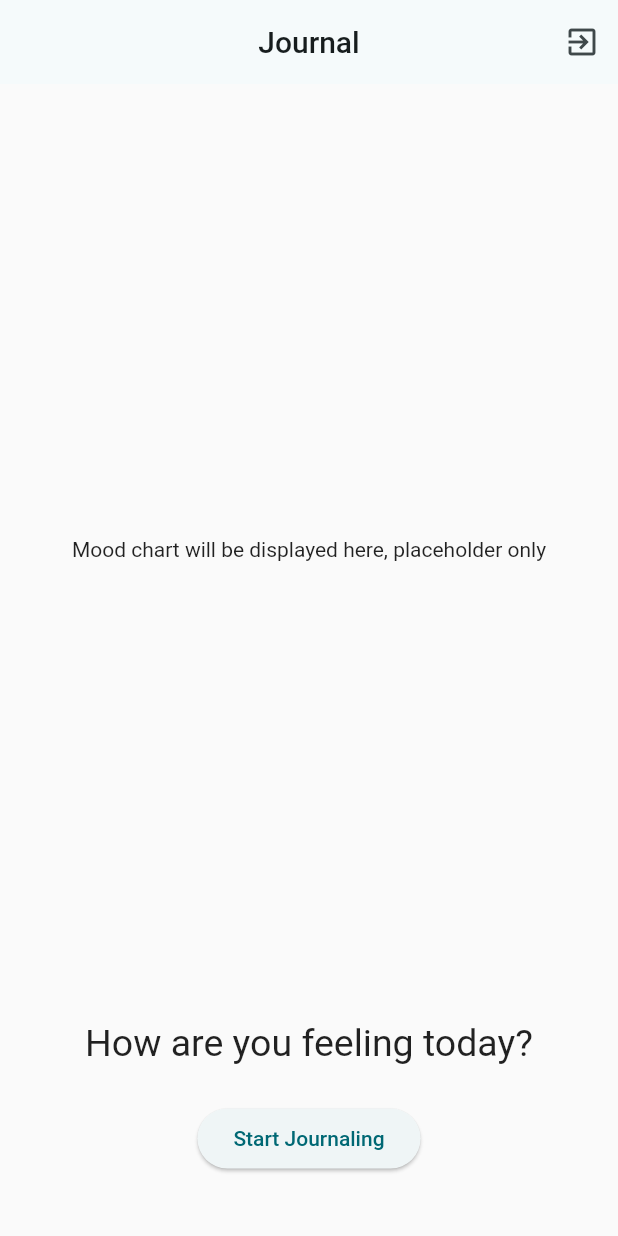
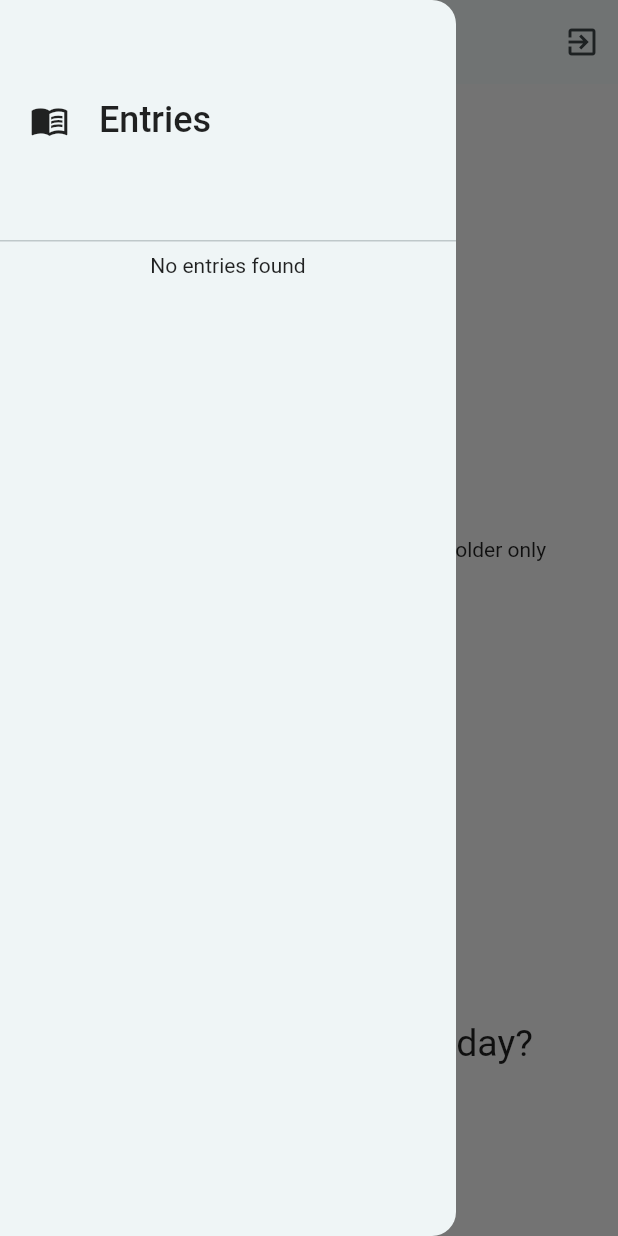
Before and after one commit to Bantjes06/FlutterHealthJournalApp, a Flutter app: the screen it shows once a user with an empty profile is signed in, with the side drawer open (before the commit the screen has no drawer), on a phone screen of 412 x 824 dp. Run offline on Flutter 3.47's test engine with Material 2 defaults, Android fonts, the phone set to English and light mode, and no system bars; our stand-ins replace cloud_firestore, firebase_auth, firebase_core; accounts and stored records are empty.

Commit message:
Drawer with entries added, error to be fixed

```diff
--- a/lib/screens/home_screen.dart
+++ b/lib/screens/home_screen.dart
@@ -1,6 +1,7 @@
 import 'package:flutter/material.dart';
 import 'package:firebase_auth/firebase_auth.dart';
 import 'package:mental_health/screens/journal_screen.dart';
+import 'package:mental_health/widgets/drawer.dart';
 
 class HomeScreen extends StatelessWidget {
   const HomeScreen({super.key});
@@ -10,6 +11,7 @@ class HomeScreen extends StatelessWidget {
     return Scaffold(
       appBar: AppBar(
         title: const Text('Journal'),
+
         centerTitle: true,
         actions: [
           IconButton(
@@ -19,6 +21,7 @@ class HomeScreen extends StatelessWidget {
               icon: const Icon(Icons.exit_to_app))
         ],
       ),
+      drawer: const MainDrawer(),
       body: Padding(
         padding: const EdgeInsets.only(top: 20),
         child: Center(
--- /dev/null
+++ b/lib/widgets/drawer.dart
@@ -0,0 +1,107 @@
+import 'package:flutter/material.dart';
+import 'package:firebase_auth/firebase_auth.dart';
+import 'package:cloud_firestore/cloud_firestore.dart';
+import 'package:intl/intl.dart';
+
+class MainDrawer extends StatefulWidget {
+  const MainDrawer({super.key});
+
+  @override
+  State<MainDrawer> createState() => _MainDrawerState();
+}
+
+class _MainDrawerState extends State<MainDrawer> {
+  final _firestore = FirebaseFirestore.instance;
+  final _auth = FirebaseAuth.instance;
+  late User loggedInUser;
+
+  @override
+  void initState() {
+    super.initState();
+    getCurrentUser();
+  }
+
+  void getCurrentUser() async {
+    try {
+      final user = _auth.currentUser;
+      if (user != null) {
+        loggedInUser = user;
+      }
+    } catch (e) {
+      print(e);
+    }
+  }
+
+  @override
+  Widget build(BuildContext context) {
+    return Drawer(
+      child: Column(
+        children: [
+          const DrawerHeader(
+            padding: EdgeInsets.all(20),
+            child: Row(
+              children: [
+                Icon(
+                  Icons.menu_book,
+                  size: 26,
+                ),
+                SizedBox(
+                  width: 20,
+                ),
+                Text(
+                  'Entries',
+                  style: TextStyle(fontSize: 24),
+                )
+              ],
+            ),
+          ),
+          StreamBuilder(
+            stream: FirebaseFirestore.instance
+                .collection('entries')
+                .where('sender', isEqualTo: loggedInUser.email)
+                .orderBy('createdAt', descending: true)
+                .snapshots(),
+            builder: (cxt, snapshot) {
+              if (snapshot.hasError) {
+                return Center(
+                  child: Text('Error: ${snapshot.error}'),
+                );
+              }
+              if (!snapshot.hasData) {
+                return const Center(
+                  child: CircularProgressIndicator(),
+                );
+              }
+              final entries = snapshot.data!.docs;
+
+              if (entries.isEmpty) {
+                return const Center(
+                  child: Text('No entries found'),
+                );
+              }
+              return Column(
+                children: [
+                  ListView.builder(
+                    scrollDirection: Axis.vertical,
+                    shrinkWrap: true,
+                    itemCount: entries.length,
+                    itemBuilder: (context, index) {
+                      var entry = entries[index].data() as Map<String, dynamic>;
+                      var entryDate = entry['entryDate']?.toDate();
+                      var entryText = entry['entry'];
+
+                      return ListTile(
+                        title: Text(DateFormat('yMMMd').format(entryDate)),
+                        subtitle: Text(entryText),
+                      );
+                    },
+                  ),
+                ],
+              );
+            },
+          )
+        ],
+      ),
+    );
+  }
+}
```
Also changed, not shown: 1 other file.
